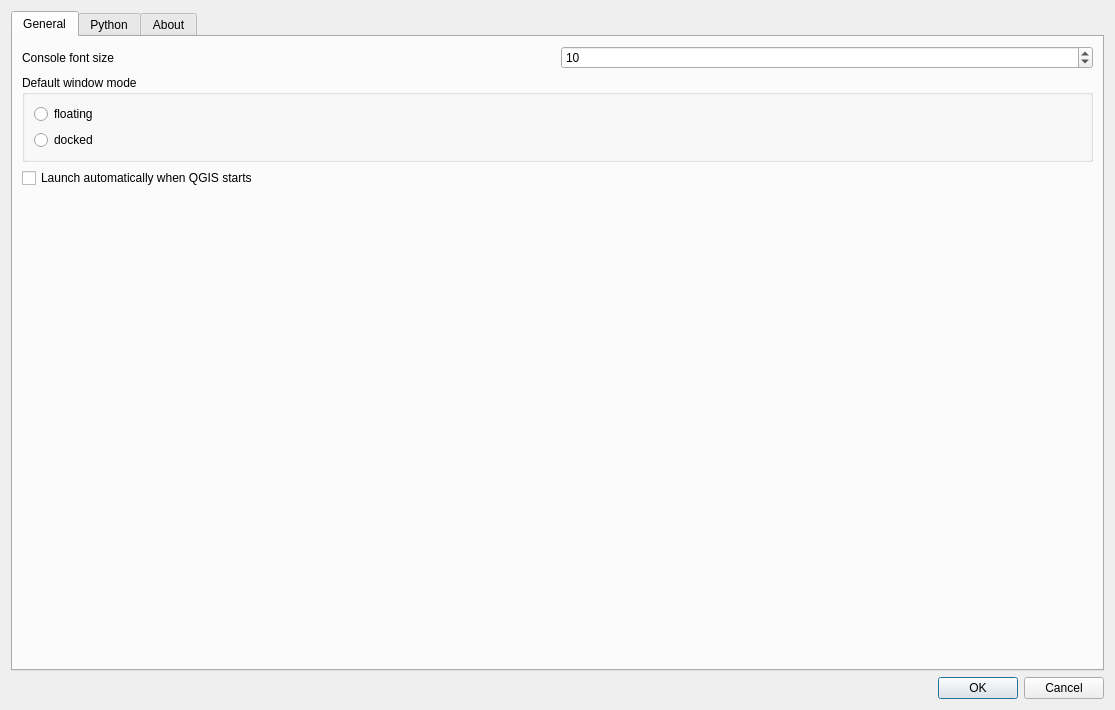
Before: the Qt Designer form Ui_SettingsDialog.ui in elpaso/qgis-ipythonconsole, drawn with Qt 5.
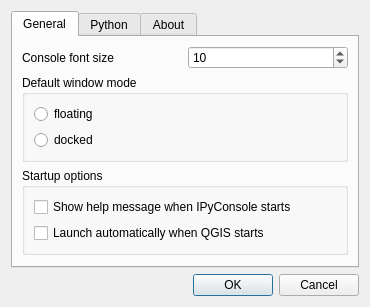
After: the same form once the commit is applied. Icons and pictures are not drawn.

Commit message: v. 1.0, fixed settings dlg size added hide help

```diff
--- a/Ui_SettingsDialog.ui
+++ b/Ui_SettingsDialog.ui
@@ -6,8 +6,8 @@
    <rect>
     <x>0</x>
     <y>0</y>
-    <width>1115</width>
-    <height>710</height>
+    <width>300</width>
+    <height>200</height>
    </rect>
   </property>
   <property name="windowTitle">
@@ -35,6 +35,40 @@
          <string>General</string>
         </attribute>
         <layout class="QGridLayout" name="gridLayout_3">
+         <item row="1" column="0">
+          <widget class="QGroupBox" name="groupBox_2">
+           <property name="title">
+            <string>Startup options</string>
+           </property>
+           <layout class="QGridLayout" name="gridLayout_8">
+            <item row="1" column="0">
+             <widget class="QCheckBox" name="auto_open">
+              <property name="text">
+               <string>Launch automatically when QGIS starts</string>
+              </property>
+             </widget>
+            </item>
+            <item row="0" column="0">
+             <widget class="QCheckBox" name="show_help">
+              <property name="text">
+               <string>Show help message when IPyConsole starts</string>
+              </property>
+             </widget>
+            </item>
+           </layout>
+           <widget class="QWidget" name="verticalLayoutWidget">
+            <property name="geometry">
+             <rect>
+              <x>0</x>
+              <y>0</y>
+              <width>964</width>
+              <height>2</height>
+             </rect>
+            </property>
+            <layout class="QVBoxLayout" name="verticalLayout_2"/>
+           </widget>
+          </widget>
+         </item>
          <item row="0" column="0">
           <layout class="QGridLayout" name="gridLayout">
            <item row="1" column="0" colspan="2">
@@ -86,7 +120,7 @@
            </item>
           </layout>
          </item>
-         <item row="2" column="0">
+         <item row="7" column="0">
           <spacer name="verticalSpacer">
            <property name="orientation">
             <enum>Qt::Vertical</enum>
@@ -99,13 +133,6 @@
            </property>
           </spacer>
          </item>
-         <item row="1" column="0">
-          <widget class="QCheckBox" name="auto_open">
-           <property name="text">
-            <string>Launch automatically when QGIS starts</string>
-           </property>
-          </widget>
-         </item>
         </layout>
        </widget>
        <widget class="QWidget" name="tab_3">
@@ -118,15 +145,14 @@
            <item row="0" column="0">
             <widget class="QLabel" name="label_4">
              <property name="text">
-              <string>&lt;h3&gt;Python code configuration&lt;/h3&gt;
-&lt;p&gt;&lt;code&gt;propertize&lt;/code&gt; adds &lt;code&gt;p_&lt;/code&gt; prefixed alias properties for all (0-arguments and returning-something) functions in &lt;code&gt;Qgs*&lt;/code&gt; classes from &lt;code&gt;qgis.core&lt;/code&gt; and  &lt;code&gt;qgis.gui&lt;/code&gt; modules.&lt;/p&gt;
+              <string>&lt;p&gt;&lt;code&gt;&lt;b&gt;propertize&lt;/b&gt;&lt;/code&gt; adds &lt;code&gt;&lt;b&gt;p_&lt;/b&gt;&lt;/code&gt; prefixed alias properties for all (0-arguments and returning-something) functions in &lt;code&gt;&lt;b&gt;Qgs*&lt;/b&gt;&lt;/code&gt; classes from &lt;code&gt;&lt;b&gt;qgis.core&lt;/b&gt;&lt;/code&gt; and  &lt;code&gt;&lt;b&gt;qgis.gui&lt;/b&gt;&lt;/code&gt; modules.&lt;/p&gt;
 &lt;p&gt;This is extremely useful when working with IPython's amazing &lt;b&gt;TAB&lt;/b&gt; completion feature.&lt;/b&gt;
 &lt;p&gt;For example, you will be able to &lt;b&gt;TAB&lt;/b&gt;-complete the following statement in IPython console:
-&lt;pre&gt;
+&lt;pre&gt;&lt;b&gt;
 registry = core.QgsMapLayerRegistry.instance()
 layer = registry.p_mapLayers.values()[0]
 layer.p_crs.p_authid
-&lt;/pre&gt;
+&lt;/b&gt;&lt;/pre&gt;
 &lt;/p&gt;</string>
              </property>
              <property name="alignment">
```
The commit also changes 3 other files.
